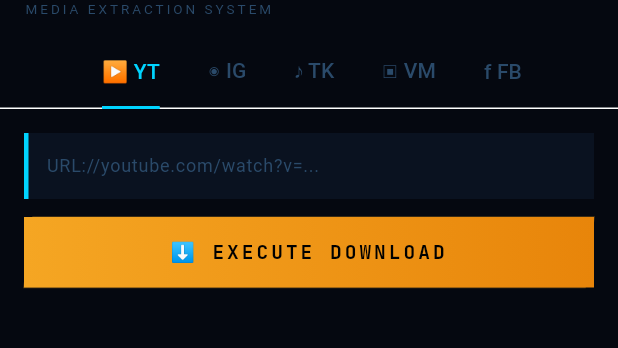
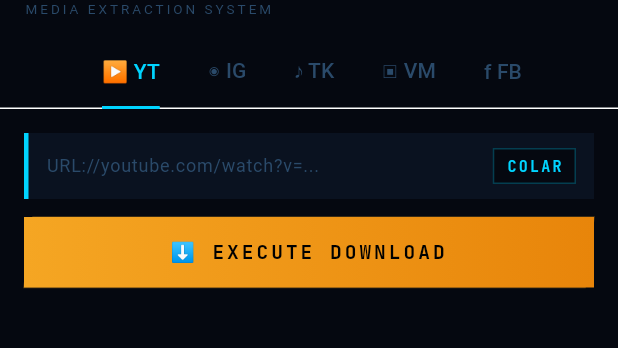
Before and after one commit to osvaldodomenico/legisdownload, a Flutter app: the screen it shows after launch, on a phone screen of 412 x 824 dp, the part 47-395 px from its top. Run offline on Flutter 3.47's test engine with Material 3 defaults, Android fonts, the phone set to English and light mode, and no system bars; our stand-ins replace cached_network_image, google_fonts, share_plus, shared_preferences.

Commit message:
feat(frontend): add paste button to URL input field
Co-Authored-By: Claude Sonnet 4.6 <noreply@anthropic.com>

```diff
--- a/frontend/shift_downloads/lib/widgets/url_input.dart
+++ b/frontend/shift_downloads/lib/widgets/url_input.dart
@@ -1,4 +1,5 @@
 import 'package:flutter/material.dart';
+import 'package:flutter/services.dart';
 import '../theme/mech_theme.dart';
 import 'mech_button.dart';
 
@@ -26,6 +27,15 @@ class _UrlInputState extends State<UrlInput> {
   void _submit() {
     final url = _controller.text.trim();
     if (url.isNotEmpty) widget.onSubmit(url);
+  }
+
+  Future<void> _paste() async {
+    final data = await Clipboard.getData(Clipboard.kTextPlain);
+    final text = data?.text?.trim() ?? '';
+    if (text.isNotEmpty) {
+      _controller.text = text;
+      _controller.selection = TextSelection.collapsed(offset: text.length);
+    }
   }
 
   @override
@@ -58,7 +68,24 @@ class _UrlInputState extends State<UrlInput> {
                 const SizedBox(
                   width: 20,
                   height: 20,
-                  child: CircularProgressIndicator(strokeWidth: 2, color: MechColors.accentCyan)),
+                  child: CircularProgressIndicator(strokeWidth: 2, color: MechColors.accentCyan))
+              else
+                GestureDetector(
+                  onTap: _paste,
+                  child: Container(
+                    padding: const EdgeInsets.symmetric(horizontal: 8, vertical: 4),
+                    decoration: BoxDecoration(
+                      border: Border.all(color: MechColors.accentCyanDim),
+                      color: MechColors.background,
+                    ),
+                    child: const Text('COLAR',
+                        style: TextStyle(
+                            color: MechColors.accentCyan,
+                            fontSize: 10,
+                            letterSpacing: 1.5,
+                            fontWeight: FontWeight.w700)),
+                  ),
+                ),
             ],
           ),
         ),
```
Also changed, not shown: 2 other files.
